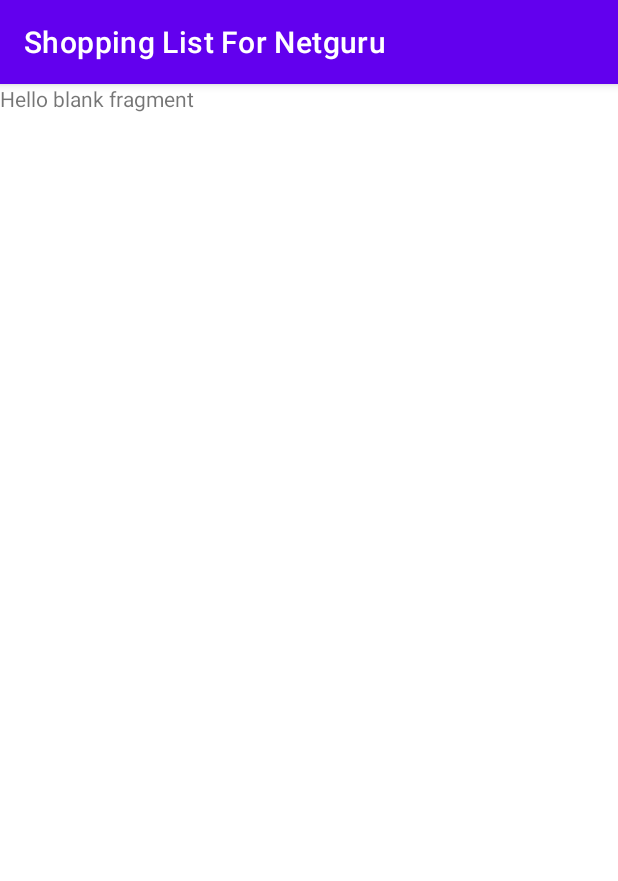
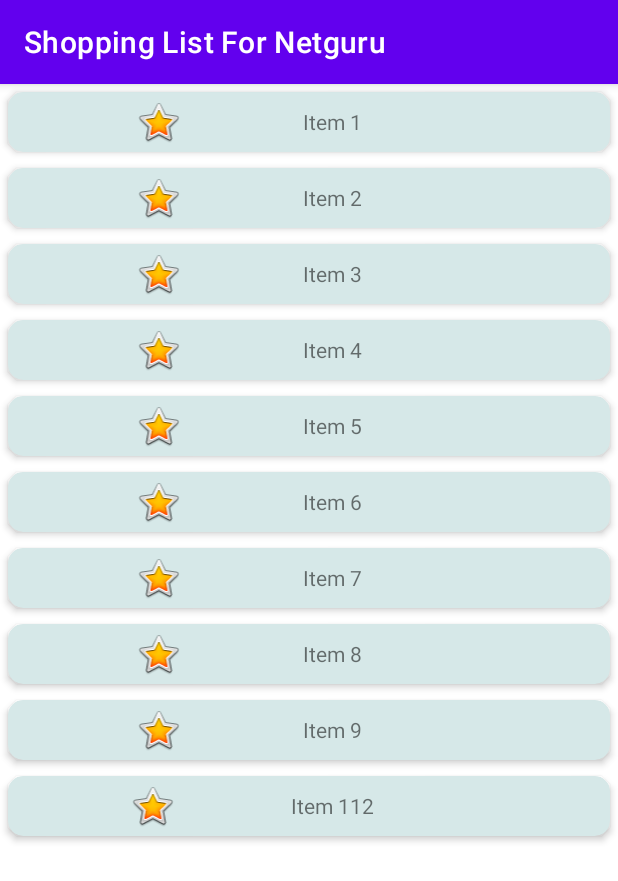
Before and after one commit to ProgrammerPeteX/Shopping_List_For_Netguru, an Android app: the ShoppingListDetails screen opened through its navigation route, on a phone screen of 412 x 824 dp. Shown: the top 881 px of the screen. Run offline under Robolectric (Android 15) with nearby library versions, the phone set to English and light mode, and no system bars; our stand-ins replace data binding.

Commit message:
recyclerViews and navigation added

```diff
--- /dev/null
+++ b/app/src/main/java/com/pdstudios/shoppinglistfornetguru/screens/current_shopping_lists/CurrentRecyclerAdapter.kt
@@ -0,0 +1,47 @@
+package com.pdstudios.shoppinglistfornetguru.screens.current_shopping_lists
+
+import android.view.LayoutInflater
+import android.view.View
+import android.view.ViewGroup
+import androidx.navigation.findNavController
+import androidx.recyclerview.widget.RecyclerView
+import com.pdstudios.shoppinglistfornetguru.databinding.ShoppingListCardBinding
+
+class CurrentRecyclerAdapter:
+    RecyclerView.Adapter<CurrentRecyclerAdapter.ViewHolder>(){
+
+    var list = mutableListOf(1,2,3,4,5,6,7,8,9,112)
+    private lateinit var binding: ShoppingListCardBinding
+
+    override fun onCreateViewHolder(
+        parent: ViewGroup,
+        viewType: Int
+    ): ViewHolder {
+        val inflater = LayoutInflater.from(parent.context)
+        binding = ShoppingListCardBinding.inflate(inflater,parent,false)
+        return ViewHolder(binding.root)
+    }
+
+    override fun onBindViewHolder(holder: ViewHolder, position: Int) {
+        holder.shoppingListName.text = "Shopping List ${list[position]}"
+        holder.cardView.setOnClickListener { view ->
+            navigateToDetails(view)
+        }
+    }
+
+    override fun getItemCount(): Int {
+        return list.size
+    }
+
+    inner class ViewHolder(itemView: View):
+        RecyclerView.ViewHolder(itemView) {
+            var shoppingListName = binding.textViewShoppingListName
+            var cardView = binding.cardView
+        }
+
+    private fun navigateToDetails(view: View) {
+        view.findNavController().navigate(CurrentShoppingListDirections
+            .actionCurrentShoppingListToShoppingListDetails())
+    }
+
+}
--- a/app/src/main/java/com/pdstudios/shoppinglistfornetguru/screens/current_shopping_lists/CurrentShoppingList.kt
+++ b/app/src/main/java/com/pdstudios/shoppinglistfornetguru/screens/current_shopping_lists/CurrentShoppingList.kt
@@ -6,6 +6,8 @@ import androidx.fragment.app.Fragment
 import androidx.databinding.DataBindingUtil
 import androidx.lifecycle.ViewModelProvider
 import androidx.navigation.fragment.findNavController
+import androidx.recyclerview.widget.LinearLayoutManager
+import androidx.recyclerview.widget.RecyclerView
 import com.pdstudios.shoppinglistfornetguru.R
 import com.pdstudios.shoppinglistfornetguru.databinding.FragmentCurrentShoppingListBinding
 
@@ -13,6 +15,9 @@ class CurrentShoppingList : Fragment() {
 
     private lateinit var binding: FragmentCurrentShoppingListBinding
     private lateinit var viewModel: CurrentViewModel
+
+    private lateinit var layoutManager: RecyclerView.LayoutManager
+    private lateinit var adapter: RecyclerView.Adapter<CurrentRecyclerAdapter.ViewHolder>
 
     override fun onCreateView(
         inflater: LayoutInflater, container: ViewGroup?,
@@ -29,6 +34,12 @@ class CurrentShoppingList : Fragment() {
 
         //menu
         setHasOptionsMenu(true)
+
+        //recyclerView
+        layoutManager = LinearLayoutManager(this.context)
+        binding.recyclerViewCurrent.layoutManager = layoutManager
+        adapter = CurrentRecyclerAdapter()
+        binding.recyclerViewCurrent.adapter = adapter
 
         return binding.root
     }
--- /dev/null
+++ b/app/src/main/java/com/pdstudios/shoppinglistfornetguru/screens/shopping_list_details/DetailsRecyclerAdapter.kt
@@ -0,0 +1,50 @@
+package com.pdstudios.shoppinglistfornetguru.screens.shopping_list_details
+
+import android.view.LayoutInflater
+import android.view.View
+import android.view.ViewGroup
+import androidx.navigation.findNavController
+import androidx.recyclerview.widget.RecyclerView
+import com.pdstudios.shoppinglistfornetguru.databinding.ShoppingListCardBinding
+
+
+class DetailsRecyclerAdapter:
+    RecyclerView.Adapter<DetailsRecyclerAdapter.ViewHolder>() {
+
+    var isArchived = false
+    var list = mutableListOf(1,2,3,4,5,6,7,8,9,112)
+    private lateinit var binding: ShoppingListCardBinding
+
+    override fun onCreateViewHolder(
+        parent: ViewGroup,
+        viewType: Int
+    ): ViewHolder {
+        val inflater = LayoutInflater.from(parent.context)
+        binding = ShoppingListCardBinding.inflate(inflater, parent, false)
+        return ViewHolder(binding.root)
+    }
+
+    override fun onBindViewHolder(holder: ViewHolder, position: Int) {
+        holder.shoppingListName.text = "Item ${list[position]}"
+        holder.cardView.setOnClickListener { view ->
+            navigateBack(view, isArchived)
+        }
+    }
+
+    private fun navigateBack(view: View, isArchived: Boolean) {
+        val destination = when (isArchived) {
+            true -> ShoppingListDetailsDirections.actionShoppingListDetailsToArchivedShoppingList()
+            false -> ShoppingListDetailsDirections.actionShoppingListDetailsToCurrentShoppingList()
+        }
+        view.findNavController().navigate(destination)
+    }
+
+    override fun getItemCount(): Int {
+        return list.size
+    }
+
+    inner class ViewHolder(itemView: View): RecyclerView.ViewHolder(itemView) {
+        var shoppingListName = binding.textViewShoppingListName
+        var cardView = binding.cardView
+    }
+}
--- a/app/src/main/java/com/pdstudios/shoppinglistfornetguru/screens/shopping_list_details/ShoppingListDetails.kt
+++ b/app/src/main/java/com/pdstudios/shoppinglistfornetguru/screens/shopping_list_details/ShoppingListDetails.kt
@@ -7,6 +7,8 @@ import android.view.View
 import android.view.ViewGroup
 import androidx.databinding.DataBindingUtil
 import androidx.lifecycle.ViewModelProvider
+import androidx.recyclerview.widget.LinearLayoutManager
+import androidx.recyclerview.widget.RecyclerView
 import com.pdstudios.shoppinglistfornetguru.R
 import com.pdstudios.shoppinglistfornetguru.databinding.FragmentShoppingListDetailsBinding
 
@@ -14,6 +16,8 @@ class ShoppingListDetails : Fragment() {
 
     private lateinit var binding: FragmentShoppingListDetailsBinding
     private lateinit var viewModel: DetailsViewModel
+    private lateinit var layoutManager: RecyclerView.LayoutManager
+    private lateinit var adapter: RecyclerView.Adapter<DetailsRecyclerAdapter.ViewHolder>
 
     override fun onCreateView(
         inflater: LayoutInflater, container: ViewGroup?,
@@ -28,6 +32,12 @@ class ShoppingListDetails : Fragment() {
         binding.detailsViewModel = viewModel
         binding.lifecycleOwner = this
 
+        //recyclerView
+        layoutManager = LinearLayoutManager(this.context)
+        binding.recyclerViewDetails.layoutManager = layoutManager
+        adapter = DetailsRecyclerAdapter()
+        binding.recyclerViewDetails.adapter = adapter
+
         return binding.root
     }
 
--- a/app/src/main/res/layout/fragment_shopping_list_details.xml
+++ b/app/src/main/res/layout/fragment_shopping_list_details.xml
@@ -1,5 +1,6 @@
 <?xml version="1.0" encoding="utf-8"?>
 <layout xmlns:android="http://schemas.android.com/apk/res/android"
+    xmlns:app="http://schemas.android.com/apk/res-auto"
     xmlns:tools="http://schemas.android.com/tools">
 
     <data>
@@ -13,11 +14,13 @@
         android:layout_height="match_parent"
         tools:context=".screens.shopping_list_details.ShoppingListDetails">
 
-        <!-- TODO: Update blank fragment layout -->
-        <TextView
+        <androidx.recyclerview.widget.RecyclerView
+            android:id="@+id/recyclerViewDetails"
             android:layout_width="match_parent"
             android:layout_height="match_parent"
-            android:text="@string/hello_blank_fragment" />
-
+            app:layout_constraintBottom_toBottomOf="parent"
+            app:layout_constraintEnd_toEndOf="parent"
+            app:layout_constraintStart_toStartOf="parent"
+            app:layout_constraintTop_toTopOf="parent" />
     </androidx.constraintlayout.widget.ConstraintLayout>
 </layout>
--- /dev/null
+++ b/app/src/main/res/layout/shopping_list_card.xml
@@ -0,0 +1,41 @@
+<?xml version="1.0" encoding="utf-8"?>
+<layout xmlns:android="http://schemas.android.com/apk/res/android"
+    xmlns:app="http://schemas.android.com/apk/res-auto">
+
+    <data>
+
+    </data>
+
+    <androidx.cardview.widget.CardView
+        android:id="@+id/cardView"
+        android:layout_width="match_parent"
+        android:layout_height="wrap_content"
+        android:layout_margin="5dp"
+        app:cardBackgroundColor="#D6E8E8"
+        app:cardCornerRadius="10dp"
+        app:cardElevation="3dp"
+        app:contentPadding="4dp">
+
+        <LinearLayout
+            android:layout_width="match_parent"
+            android:layout_height="match_parent"
+            android:orientation="horizontal">
+
+            <ImageView
+                android:id="@+id/imageView"
+                android:layout_width="wrap_content"
+                android:layout_height="wrap_content"
+                android:layout_weight="1"
+                app:srcCompat="@android:drawable/btn_star_big_on" />
+
+            <TextView
+                android:id="@+id/textView_shoppingListName"
+                android:layout_width="wrap_content"
+                android:layout_height="match_parent"
+                android:layout_weight="1"
+                android:gravity="center_vertical"
+                android:foregroundGravity=""
+                android:text="TextView" />
+        </LinearLayout>
+    </androidx.cardview.widget.CardView>
+</layout>
--- a/app/src/main/res/navigation/navigation.xml
+++ b/app/src/main/res/navigation/navigation.xml
@@ -25,6 +25,9 @@
         <action
             android:id="@+id/action_archivedShoppingList_to_currentShoppingList"
             app:destination="@id/currentShoppingList" />
+        <action
+            android:id="@+id/action_archivedShoppingList_to_shoppingListDetails"
+            app:destination="@id/shoppingListDetails" />
     </fragment>
     <fragment
         android:id="@+id/shoppingListDetails"
@@ -34,5 +37,8 @@
         <action
             android:id="@+id/action_shoppingListDetails_to_currentShoppingList"
             app:destination="@id/currentShoppingList" />
+        <action
+            android:id="@+id/action_shoppingListDetails_to_archivedShoppingList"
+            app:destination="@id/archivedShoppingList" />
     </fragment>
 </navigation>
```
Also changed, not shown: app/src/main/java/com/pdstudios/shoppinglistfornetguru/screens/archived_shopping_lists/ArchivedRecyclerAdapter.kt (added, +46 -0 lines), app/src/main/java/com/pdstudios/shoppinglistfornetguru/screens/archived_shopping_lists/ArchivedShoppingList.kt (+12 -0 lines), app/src/main/res/layout/fragment_archived_shopping_list.xml (+8 -4 lines), app/src/main/res/layout/fragment_current_shopping_list.xml (+11 -1 lines).
